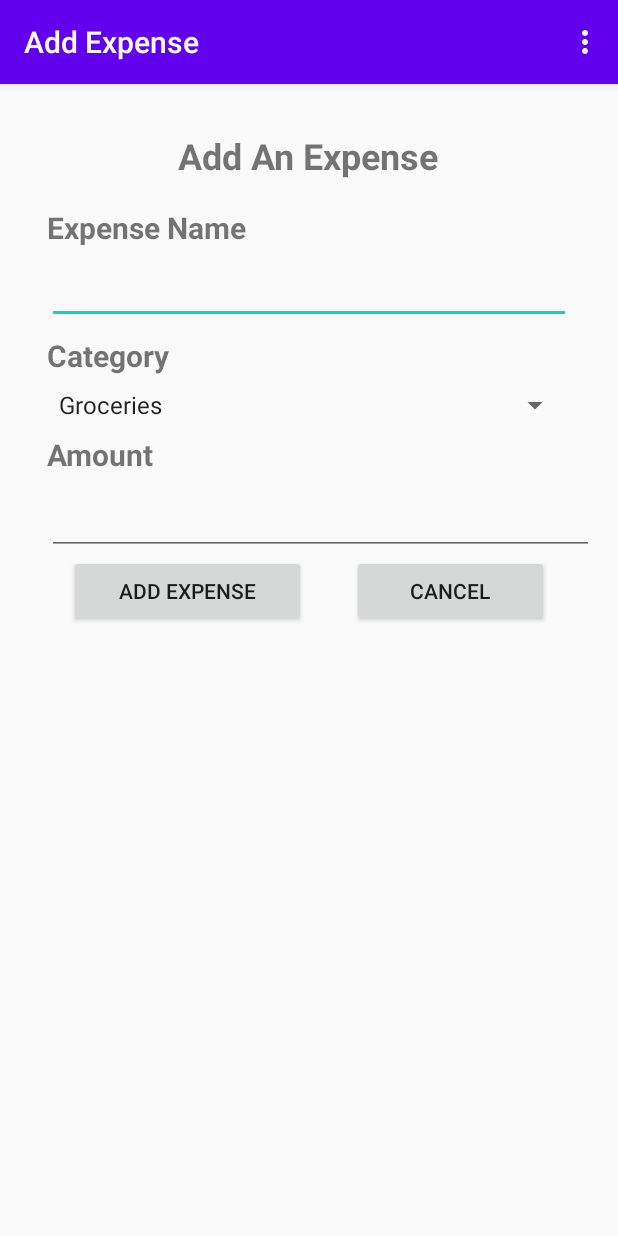
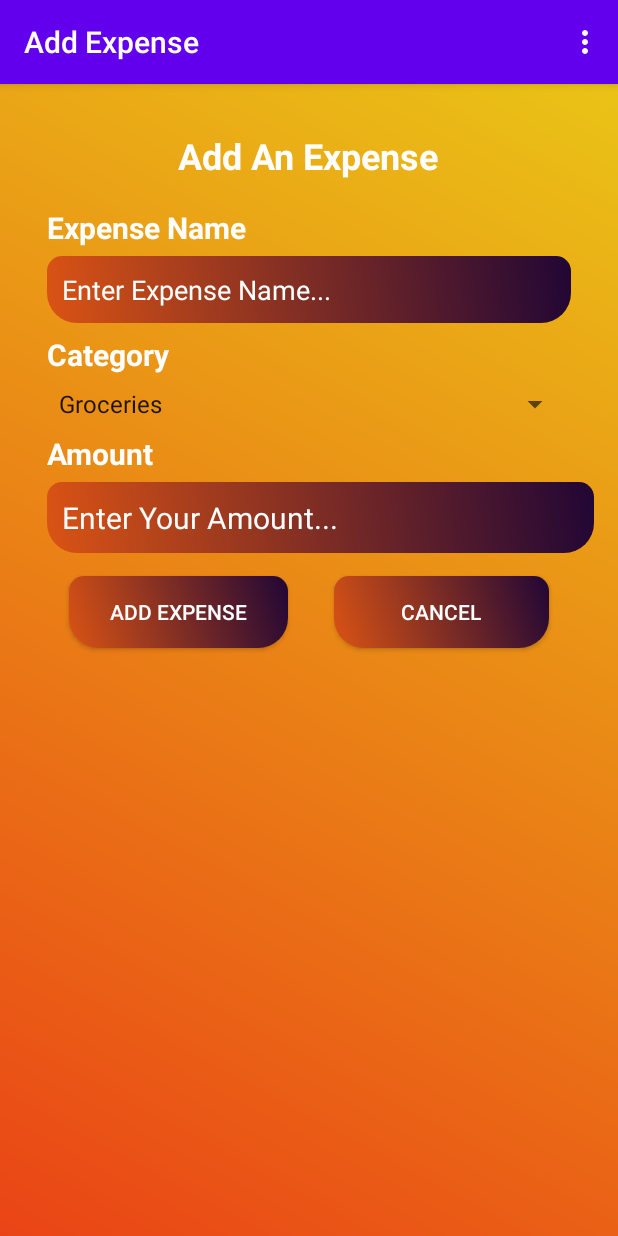
Before and after one commit to MuhammadTalha123/ExpenseTracer, an Android app: the screen it shows after launch once a user with an empty profile is signed in (AddExpenseActivity), after a tap on an icon or button, on a phone screen of 412 x 824 dp. Run offline under Robolectric (Android 15) with nearby library versions, the phone set to English and light mode, and no system bars; our stand-ins replace Firebase (no records; nobody signed in at launch, a user with empty details on screens opened directly).

Commit message:
delete dialog and layout settings

```diff
--- a/app/src/main/java/com/example/expensetracer/ExpenseActivity.java
+++ b/app/src/main/java/com/example/expensetracer/ExpenseActivity.java
@@ -1,7 +1,9 @@
 package com.example.expensetracer;
 
+import androidx.appcompat.app.AlertDialog;
 import androidx.appcompat.app.AppCompatActivity;
 
+import android.content.DialogInterface;
 import android.content.Intent;
 import android.os.Bundle;
 import android.view.Menu;
@@ -91,9 +93,9 @@ public class ExpenseActivity extends AppCompatActivity {
     }
 
     public void loadAllViews() {
-        expList = (ListView) findViewById(R.id.expensesListView);
-        addExp = (ImageView) findViewById(R.id.addExpenseButton);
-        expHint = (LinearLayout) findViewById(R.id.addExpenseBody);
+        expList = findViewById(R.id.expensesListView);
+        addExp = findViewById(R.id.addExpenseButton);
+        expHint = findViewById(R.id.addExpenseBody);
         addExp.setOnClickListener(new View.OnClickListener() {
             @Override
             public void onClick(View v) {
@@ -103,12 +105,32 @@ public class ExpenseActivity extends AppCompatActivity {
         });
         expList.setOnItemLongClickListener(new AdapterView.OnItemLongClickListener() {
             @Override
-            public boolean onItemLongClick(AdapterView<?> parent, View view, int position, long id) {
-                Expense exp = expenses.get(position);
-                expensesRef.child(exp.getId()).removeValue();
-                Toast.makeText(ExpenseActivity.this,"Expense Deleted", Toast.LENGTH_LONG).show();
+            public boolean onItemLongClick(AdapterView<?> parent, View view, final int position, long id) {
+                final AlertDialog.Builder delExp = new AlertDialog.Builder(ExpenseActivity.this);
+                delExp.setTitle("Expense Deleting");
+                delExp.setMessage("You Will Loss Your Expense Detail...");
+                delExp.setPositiveButton("Yes", new DialogInterface.OnClickListener() {
+                    @Override
+                    public void onClick(DialogInterface dialogInterface, int i) {
+                        Expense exp = expenses.get(position);
+                        expensesRef.child(exp.getId()).removeValue();
+                        Toast.makeText(ExpenseActivity.this, "Expense Deleted", Toast.LENGTH_LONG).show();
+
+                    }
+                });
+
+                delExp.setNegativeButton("Cancel", new DialogInterface.OnClickListener() {
+                    @Override
+                    public void onClick(DialogInterface dialogInterface, int i) {
+                        dialogInterface.cancel();
+                    }
+                });
+
+
+                delExp.show();
                 return true;
             }
+
         });
         expList.setOnItemClickListener(new AdapterView.OnItemClickListener() {
             @Override
--- a/app/src/main/res/layout/activity_add_expense.xml
+++ b/app/src/main/res/layout/activity_add_expense.xml
@@ -8,6 +8,7 @@
     android:paddingLeft="@dimen/activity_horizontal_margin"
     android:paddingRight="@dimen/activity_horizontal_margin"
     android:paddingTop="@dimen/activity_vertical_margin"
+    android:background="@drawable/backgroun_color"
     tools:context=".AddExpenseActivity">
 
     <TextView
@@ -16,6 +17,7 @@
         android:layout_height="wrap_content"
         android:layout_alignParentTop="true"
         android:layout_centerHorizontal="true"
+        android:textColor="@android:color/white"
         android:layout_marginTop="15dp"
         android:id="@+id/textView"
         android:textSize="24sp"
@@ -29,6 +31,7 @@
         android:layout_marginTop="18dp"
         android:id="@+id/textView2"
         android:textStyle="bold"
+        android:textColor="@android:color/white"
         android:textSize="20sp"
         android:layout_alignParentLeft="true"
         android:layout_alignParentStart="true"
@@ -42,6 +45,7 @@
         android:layout_below="@+id/editName"
         android:layout_marginTop="7dp"
         android:id="@+id/textView3"
+        android:textColor="@android:color/white"
         android:layout_alignParentLeft="true"
         android:layout_alignParentStart="true"
         android:layout_marginLeft="15dp"
@@ -55,6 +59,7 @@
         android:layout_below="@+id/textView3"
         android:layout_marginTop="7dp"
         android:id="@+id/editCategory"
+        android:textColor="@android:color/white"
         android:layout_marginLeft="15dp"
         android:layout_marginRight="15dp" />
 
@@ -63,6 +68,11 @@
         android:layout_height="wrap_content"
         android:inputType="textPersonName"
         android:ems="10"
+        android:background="@drawable/edittext_background"
+        android:padding="10dp"
+        android:hint="Enter Expense Name..."
+        android:textColorHint="@android:color/white"
+        android:textColor="@android:color/white"
         android:layout_marginTop="5dp"
         android:id="@+id/editName"
         android:layout_below="@+id/textView2"
@@ -81,6 +91,7 @@
         android:layout_below="@+id/editCategory"
         android:layout_marginTop="7dp"
         android:id="@+id/textView4"
+        android:textColor="@android:color/white"
         android:layout_alignParentLeft="true"
         android:layout_alignParentStart="true"
         android:layout_marginRight="15dp"
@@ -93,8 +104,13 @@
         android:layout_height="wrap_content"
         android:inputType="number"
         android:ems="10"
+        android:background="@drawable/edittext_background"
+        android:padding="10dp"
+        android:hint="Enter Your Amount..."
+        android:textColorHint="@android:color/white"
         android:layout_below="@+id/textView4"
         android:layout_marginTop="5dp"
+        android:textColor="@android:color/white"
         android:id="@+id/editAmount"
         android:layout_alignParentRight="true"
         android:layout_alignParentEnd="true"
@@ -113,27 +129,33 @@
         android:layout_weight="2">
 
         <Button
-            android:text="@string/add_SubmitButton"
+            android:id="@+id/addBtn"
             android:layout_width="wrap_content"
             android:layout_height="wrap_content"
-            android:id="@+id/addBtn"
+            android:layout_alignStart="@+id/editAmount"
             android:layout_alignLeft="@+id/editAmount"
-            android:layout_alignStart="@+id/editAmount"
+            android:layout_marginLeft="30dp"
+            android:layout_marginTop="15dp"
+            android:layout_marginRight="15dp"
             android:layout_weight="1"
-            android:layout_marginLeft="30dp"
-            android:layout_marginRight="15dp" />
+            android:background="@drawable/edittext_background"
+            android:text="@string/add_SubmitButton"
+            android:textColor="@android:color/white" />
 
         <Button
-            android:text="@string/add_CancelButton"
+            android:id="@+id/cancelBtn"
             android:layout_width="wrap_content"
             android:layout_height="wrap_content"
             android:layout_alignBottom="@+id/addBtn"
+            android:layout_marginLeft="15dp"
+            android:layout_marginTop="15dp"
+            android:layout_marginRight="30dp"
+            android:layout_toEndOf="@+id/textView"
             android:layout_toRightOf="@+id/textView"
-            android:layout_toEndOf="@+id/textView"
-            android:id="@+id/cancelBtn"
             android:layout_weight="1"
-            android:layout_marginRight="30dp"
-            android:layout_marginLeft="15dp" />
+            android:background="@drawable/edittext_background"
+            android:text="@string/add_CancelButton"
+            android:textColor="@android:color/white" />
     </LinearLayout>
 
 </RelativeLayout>
--- a/app/src/main/res/layout/activity_expense.xml
+++ b/app/src/main/res/layout/activity_expense.xml
@@ -9,6 +9,7 @@
     android:paddingLeft="@dimen/activity_horizontal_margin"
     android:paddingRight="@dimen/activity_horizontal_margin"
     android:paddingTop="@dimen/activity_vertical_margin"
+    android:background="@drawable/backgroun_color"
     tools:context=".ExpenseActivity">
 
     <RelativeLayout
@@ -25,6 +26,7 @@
                 android:text="@string/addExpense_label"
                 android:layout_width="304dp"
                 android:layout_height="65dp"
+                android:textColor="@android:color/white"
                 android:id="@+id/addExpenseLabel"
                 android:layout_weight="0.97"
                 android:gravity="center_vertical"
@@ -46,6 +48,7 @@
                 android:layout_width="match_parent"
                 android:layout_height="wrap_content"
                 android:id="@+id/noExpensesHint"
+                android:textColor="@android:color/white"
                 android:gravity="center_horizontal"
                 android:paddingTop="20dp"
                 android:textSize="18sp" />
--- a/app/src/main/res/layout/activity_main.xml
+++ b/app/src/main/res/layout/activity_main.xml
@@ -26,6 +26,7 @@
         android:layout_width="match_parent"
         android:layout_height="wrap_content"
         android:inputType="textPersonName"
+        android:textColor="@android:color/white"
         android:ems="10"
         android:padding="15dp"
         android:hint="Email"
```
Also changed, not shown: app/src/main/res/layout/activity_view_expense.xml (+15 -1 lines).
